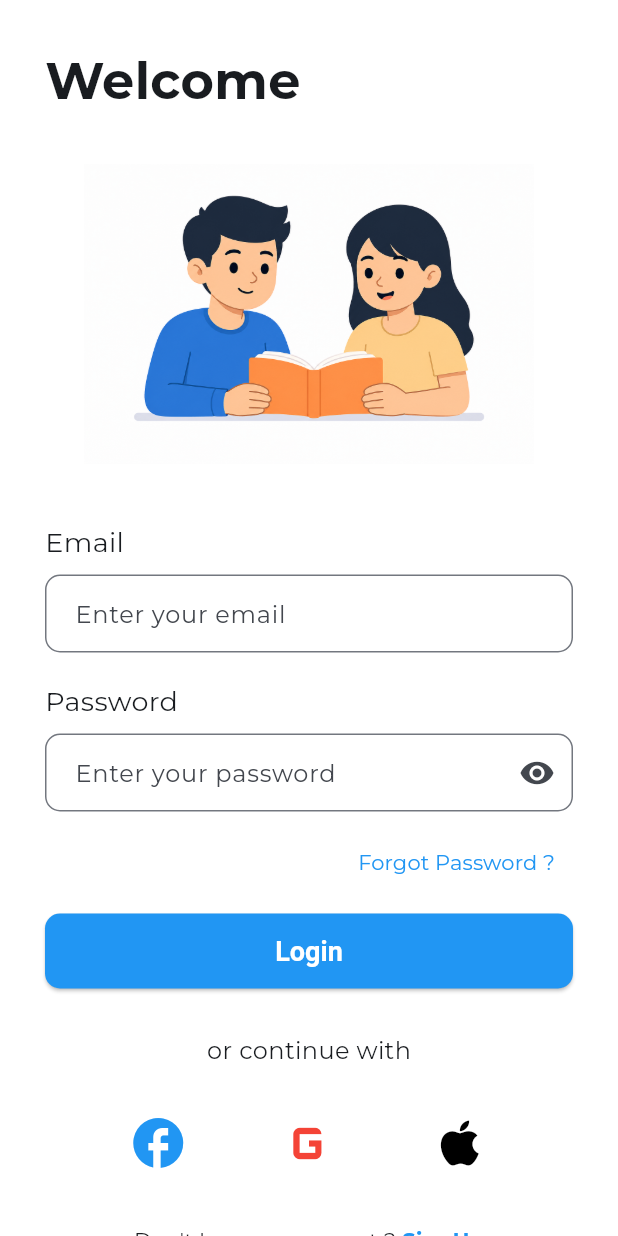
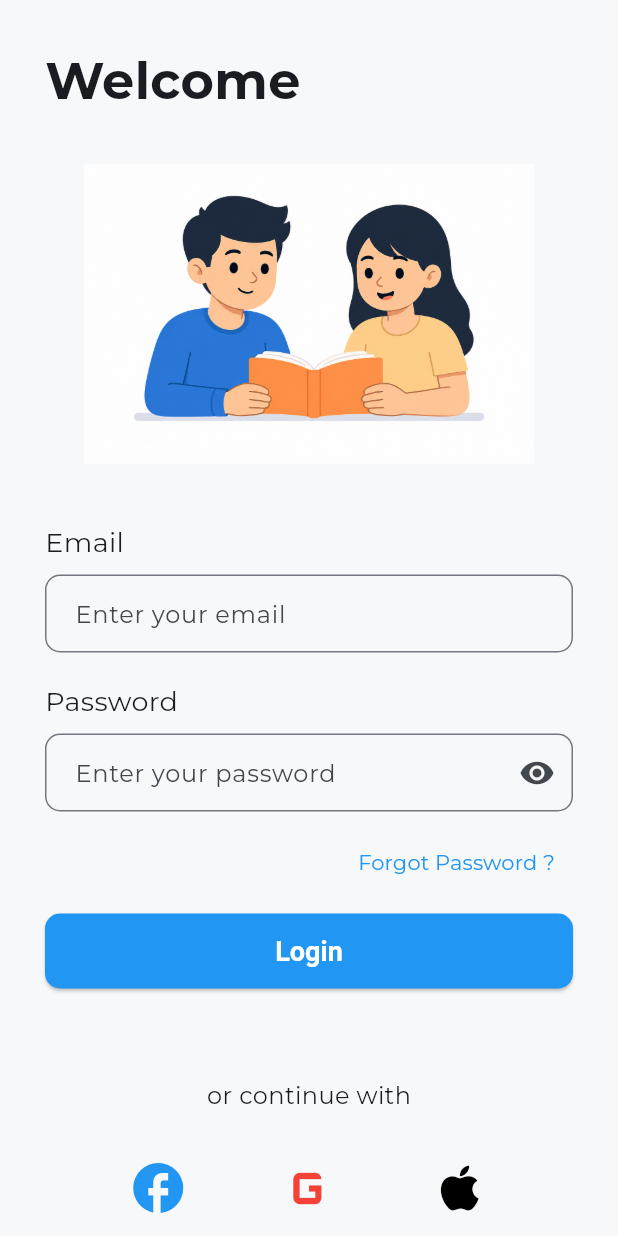
Before and after one commit to ukeshmahara/sikhsha_sathi, a Flutter app: the screen it shows after launch, after a tap on "Skip", on a phone screen of 412 x 824 dp. Run offline on Flutter 3.47's test engine with Material 3 defaults, Android fonts, the phone set to English and light mode, and no system bars; our stand-ins replace connectivity_plus, dartz, device_info_plus, dio, equatable, flutter_riverpod and 4 more; missing offline and left inert: light_sensor; accounts and stored records are empty; statements that could not run were skipped; project files that could hold a hidden picture were left out.

Commit message:
Applied theme-aware colors to login, signup and forgot password screens

```diff
--- a/lib/features/auth/presentation/pages/login_view.dart
+++ b/lib/features/auth/presentation/pages/login_view.dart
@@ -1,5 +1,8 @@
 import 'package:flutter/material.dart';
 import 'package:flutter_riverpod/flutter_riverpod.dart';
+import 'package:sikhsha_sathi/app/theme/app_colors.dart';
+import 'package:sikhsha_sathi/core/services/biometric/biometric_service.dart';
+import 'package:sikhsha_sathi/core/services/storage/user_session_service.dart';
 import 'package:sikhsha_sathi/features/dashboard/presentation/pages/dashboard_page.dart';
 import 'forgot_password_page.dart';
 import 'signup_view.dart';
@@ -30,6 +33,34 @@ class _LoginViewState
   TextEditingController();
 
   bool _obscure = true;
+  bool _showBiometricButton = false;
+
+  @override
+  void initState() {
+    super.initState();
+    _checkBiometricAvailability();
+  }
+
+  Future<void> _checkBiometricAvailability() async {
+    final session = ref.read(userSessionServiceProvider);
+
+    if (!session.isBiometricLoginEnabled()) {
+      return;
+    }
+
+    final biometricService = ref.read(biometricServiceProvider);
+    final canUse = await biometricService.canCheckBiometrics();
+
+    if (mounted) {
+      setState(() {
+        _showBiometricButton = canUse;
+      });
+    }
+  }
+
+  Future<void> _loginWithBiometric() async {
+    await ref.read(authViewModelProvider.notifier).loginWithBiometric();
+  }
 
   @override
   void dispose() {
@@ -111,7 +142,7 @@ class _LoginViewState
 
     return Scaffold(
 
-      backgroundColor: Colors.white,
+      backgroundColor: context.appBackground,
 
       body: SafeArea(
 
@@ -358,6 +389,40 @@ class _LoginViewState
 
                 const SizedBox(height: 30),
 
+                // FINGERPRINT LOGIN — only shown if the user enabled it
+                // from Profile and this device supports biometrics
+                if (_showBiometricButton)
+                  Center(
+                    child: Column(
+                      children: [
+                        GestureDetector(
+                          onTap: authState.status == AuthStatus.loading
+                              ? null
+                              : _loginWithBiometric,
+                          child: Container(
+                            padding: const EdgeInsets.all(16),
+                            decoration: BoxDecoration(
+                              shape: BoxShape.circle,
+                              border: Border.all(color: Colors.blue, width: 1.5),
+                            ),
+                            child: const Icon(
+                              Icons.fingerprint,
+                              size: 36,
+                              color: Colors.blue,
+                            ),
+                          ),
+                        ),
+                        const SizedBox(height: 8),
+                        const Text(
+                          "Login with fingerprint",
+                          style: TextStyle(fontSize: 13),
+                        ),
+                      ],
+                    ),
+                  ),
+
+                const SizedBox(height: 30),
+
                 // CONTINUE WITH
                 const Center(
                   child: Text(
--- a/lib/features/auth/presentation/pages/signup_view.dart
+++ b/lib/features/auth/presentation/pages/signup_view.dart
@@ -1,6 +1,7 @@
 import 'package:flutter/material.dart';
 import 'package:flutter_riverpod/flutter_riverpod.dart';
 
+import 'package:sikhsha_sathi/app/theme/app_colors.dart';
 import 'login_view.dart';
 import '../state/auth_state.dart';
 import '../view_model/auth_view_model.dart';
@@ -119,7 +120,7 @@ class _SignupViewState
     );
 
     return Scaffold(
-      backgroundColor: Colors.white,
+      backgroundColor: context.appBackground,
 
       body: SafeArea(
         child: SingleChildScrollView(
```
Also changed, not shown: lib/features/auth/presentation/pages/forgot_password_page.dart (+7 -6 lines).
